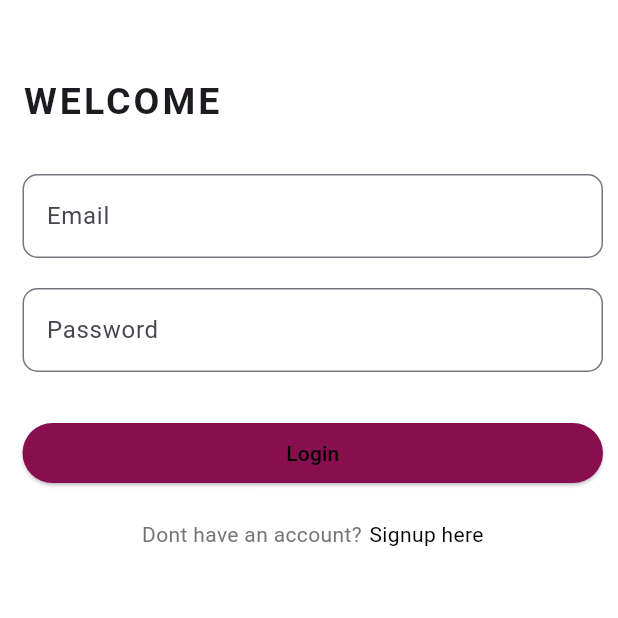
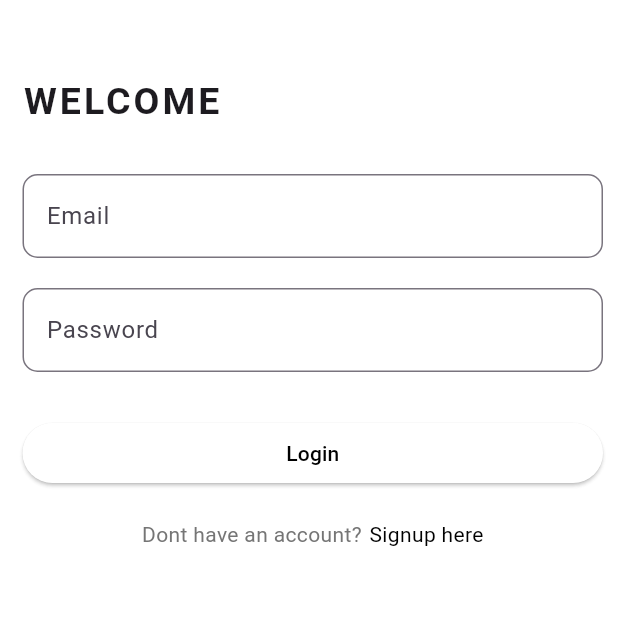
Before and after one commit to CalingasanMaluz2001/appshotfront, a Flutter app: the screen it shows after launch, on a phone screen of 412 x 824 dp, the top half of it. Run offline on Flutter 3.47's test engine with Material 3 defaults, Android fonts, the phone set to English and light mode, and no system bars.

Commit message:
Login/Signup

```diff
--- a/lib/pages/login.dart
+++ b/lib/pages/login.dart
@@ -90,7 +90,7 @@ class _LoginState extends State<Login> {
                       },
                       child: Text('Login'),
                       style: ElevatedButton.styleFrom(
-                        backgroundColor: Colors.pink[900],
+                        backgroundColor: Colors.white,
                         foregroundColor: Colors.black,
                       ),
                     ),
```
